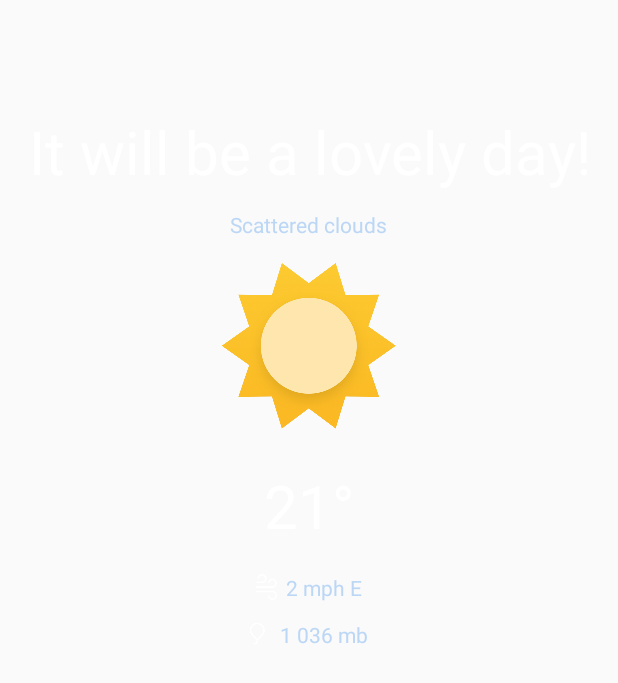
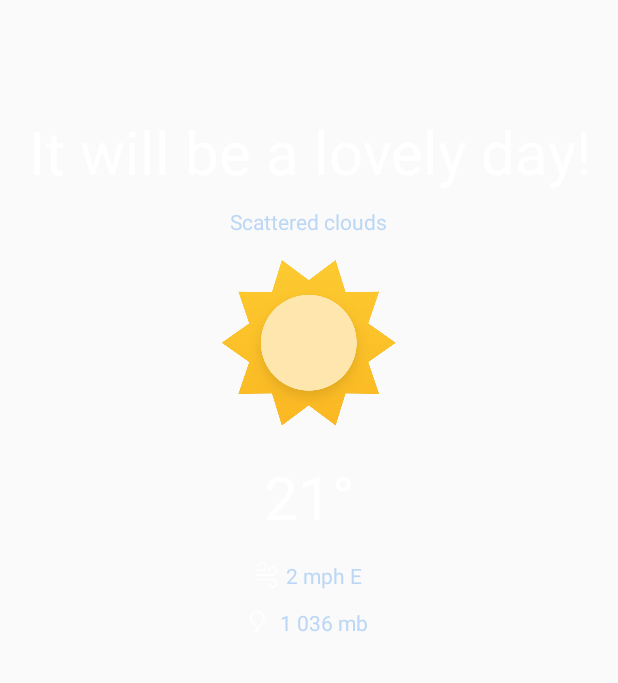
Before and after one commit to netguru/coolcal-android, an Android app: the layout fragment_weather.xml on its own in the app's theme, with its tools: preview values and no code run, on a phone screen of 412 x 824 dp. Shown: the top 683 px of the screen. Run offline under Robolectric (Android 15) with nearby library versions, the phone set to English and light mode, and no system bars.

Commit message:
dimen revert

```diff
--- a/app/src/main/res/values/dimens.xml
+++ b/app/src/main/res/values/dimens.xml
@@ -17,7 +17,7 @@
     <dimen name="spacing_huge">40dp</dimen>
     <dimen name="spacing_large">24dp</dimen>
     <dimen name="spacing_normal">16dp</dimen>
-    <dimen name="spacing_small">12dp</dimen>
+    <dimen name="spacing_small">10dp</dimen>
     <dimen name="spacing_tiny">6dp</dimen>
 
     <dimen name="icon_size_small">18dp</dimen>
```
